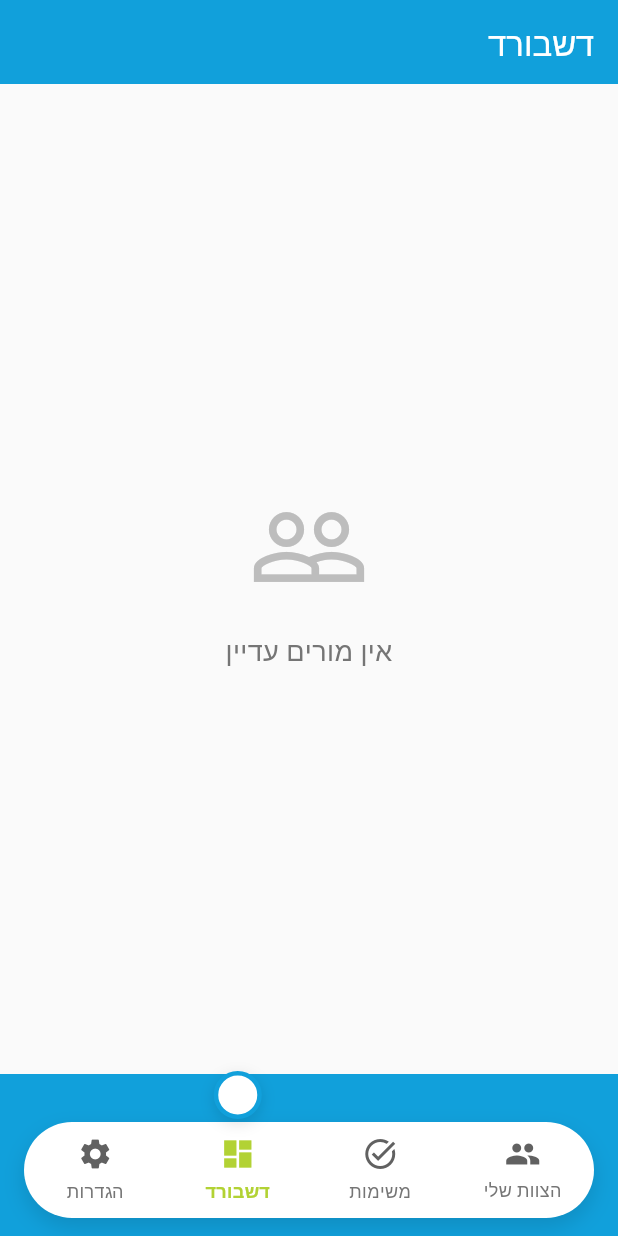
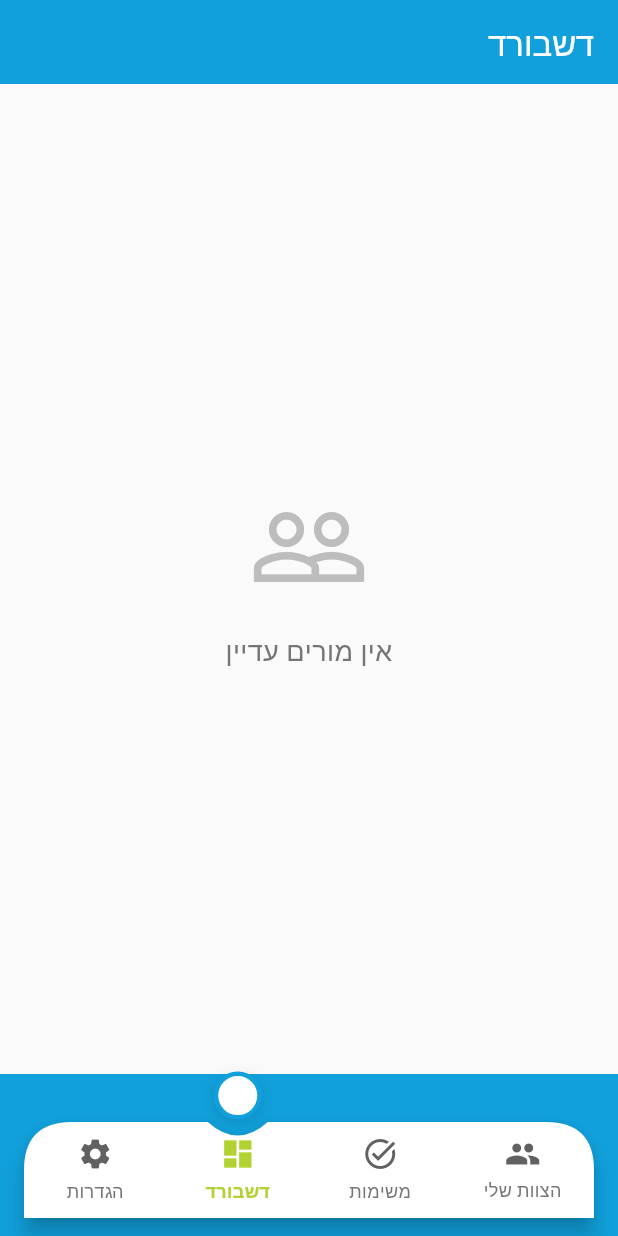
Before and after one commit to chepti/Shimur, a Flutter app: the screen it shows once a user with an empty profile is signed in, item 2 of the bottom bar chosen, on a phone screen of 412 x 824 dp. Run offline on Flutter 3.47's test engine with Material 3 defaults, Android fonts, the phone set to English and light mode, and no system bars; our stand-ins replace cloud_firestore, firebase_auth, firebase_core, fl_chart; missing offline and left inert: kosher_dart, material_hebrew_date_picker; accounts and stored records are empty; network calls fail.

Commit message:
Update SHIMUR: manager settings, engagement survey, weekly summary, Hebrew date widget, Firestore and UI

```diff
--- a/lib/main.dart
+++ b/lib/main.dart
@@ -186,6 +186,9 @@ class CustomBottomNavBar extends StatelessWidget {
                         (itemWidth / 2) -
                         circleRadius;
 
+                final double notchCenterX =
+                    (leftForCircle - horizontalPadding) + circleRadius;
+
                 return SizedBox(
                   height: barHeight + circleRadius + 8,
                   child: Stack(
@@ -195,26 +198,24 @@ class CustomBottomNavBar extends StatelessWidget {
                         left: horizontalPadding,
                         right: horizontalPadding,
                         bottom: 0,
-                        child: Container(
+                        child: PhysicalShape(
+                          color: Colors.white,
+                          elevation: 6,
+                          clipper: _NavBarNotchedClipper(
+                            notchCenterX: notchCenterX,
+                            notchRadius: circleRadius + 4,
+                            cornerRadius: 32,
+                            notchDepth: circleRadius + 2,
+                          ),
+                          child: SizedBox(
                             height: barHeight,
-                          decoration: BoxDecoration(
-                            color: Colors.white,
-                            borderRadius: BorderRadius.circular(40),
-                            boxShadow: [
-                              BoxShadow(
-                                color: Colors.black.withOpacity(0.12),
-                                blurRadius: 12,
-                                offset: const Offset(0, 6),
-                              ),
-                            ],
-                          ),
                             child: Row(
                               mainAxisAlignment: MainAxisAlignment.spaceEvenly,
                               children: List.generate(itemCount, (index) {
                                 final item = _items[index];
                                 final bool isActive = index == currentIndex;
-                              final Color accentColor =
-                                  _accentColors[index % _accentColors.length];
+                                final Color accentColor = _accentColors[
+                                    index % _accentColors.length];
 
                                 return Expanded(
                                   child: _NavItem(
@@ -228,10 +229,11 @@ class CustomBottomNavBar extends StatelessWidget {
                             ),
                           ),
                         ),
+                      ),
                       AnimatedPositioned(
                         duration: const Duration(milliseconds: 250),
                         curve: Curves.easeOutQuad,
-                        top: -circleRadius + 6,
+                        top: -circleRadius * 0.6,
                         left: leftForCircle,
                         child: Container(
                           width: circleRadius * 2,
@@ -273,6 +275,79 @@ class _NavItemData {
 
   final IconData icon;
   final String label;
+}
+
+class _NavBarNotchedClipper extends CustomClipper<Path> {
+  _NavBarNotchedClipper({
+    required this.notchCenterX,
+    required this.notchRadius,
+    required this.cornerRadius,
+    required this.notchDepth,
+  });
+
+  final double notchCenterX;
+  final double notchRadius;
+  final double cornerRadius;
+  final double notchDepth;
+
+  @override
+  Path getClip(Size size) {
+    final double effectiveCornerRadius =
+        cornerRadius.clamp(0, size.height / 2); // הגנה מפני ערכים קיצוניים
+
+    final double startX = (notchCenterX - notchRadius)
+        .clamp(effectiveCornerRadius, size.width - effectiveCornerRadius);
+    final double endX = (notchCenterX + notchRadius)
+        .clamp(effectiveCornerRadius, size.width - effectiveCornerRadius);
+
+    final Path path = Path();
+
+    // מתחילים בפינה השמאלית התחתונה
+    path.moveTo(0, size.height);
+    path.lineTo(0, effectiveCornerRadius);
+    path.quadraticBezierTo(
+      0,
+      0,
+      effectiveCornerRadius,
+      0,
+    );
+
+    // הקצה העליון עד תחילת המגרעת
+    path.lineTo(startX, 0);
+
+    // המגרעת הקעורה
+    final double controlPointX = notchCenterX;
+    final double controlPointY = notchDepth;
+    path.quadraticBezierTo(
+      controlPointX,
+      controlPointY,
+      endX,
+      0,
+    );
+
+    // ממשיכים לקצה הימני העליון
+    path.lineTo(size.width - effectiveCornerRadius, 0);
+    path.quadraticBezierTo(
+      size.width,
+      0,
+      size.width,
+      effectiveCornerRadius,
+    );
+
+    // קצה תחתון
+    path.lineTo(size.width, size.height);
+    path.close();
+
+    return path;
+  }
+
+  @override
+  bool shouldReclip(covariant _NavBarNotchedClipper oldClipper) {
+    return oldClipper.notchCenterX != notchCenterX ||
+        oldClipper.notchRadius != notchRadius ||
+        oldClipper.cornerRadius != cornerRadius ||
+        oldClipper.notchDepth != notchDepth;
+  }
 }
 
 class _NavItem extends StatelessWidget {
--- a/lib/screens/teachers_list_screen.dart
+++ b/lib/screens/teachers_list_screen.dart
@@ -141,31 +141,6 @@ class _TeachersListScreenState extends State<TeachersListScreen> {
                   ),
                   const SizedBox(height: 24),
                 ],
-                Text(
-                  'הצוות שלי',
-                  style: TextStyle(
-                    fontSize: 18,
-                    fontWeight: FontWeight.bold,
-                    color: Colors.grey[800],
-                  ),
-                ),
-                const SizedBox(height: 8),
-                ...teachers.map(
-                  (teacher) => TeacherCard(
-                    teacher: teacher,
-                    actionsCount: 0,
-                    onTap: () {
-                      Navigator.push(
-                        context,
-                        MaterialPageRoute(
-                          builder: (context) => TeacherDetailsScreen(
-                            teacherId: teacher.id,
-                          ),
-                        ),
-                      );
-                    },
-                  ),
-                ),
                 const SizedBox(height: 80),
               ],
             );
```
Also changed, not shown: 1 other file. Lines whose indentation alone changed are shown as unchanged.
